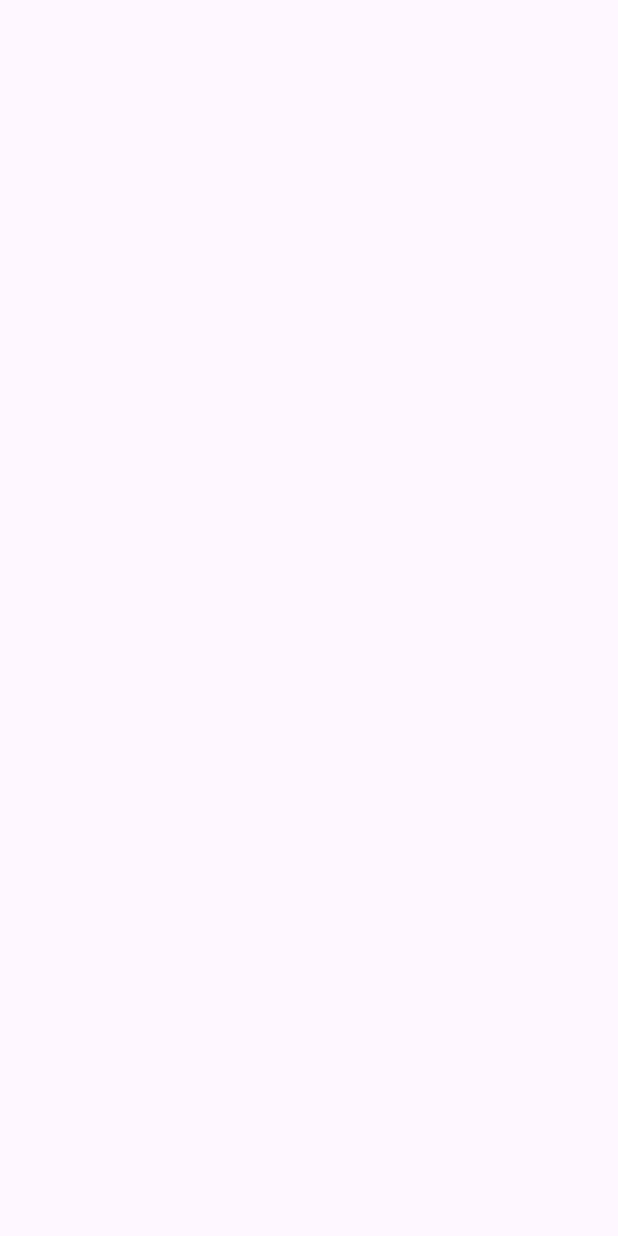
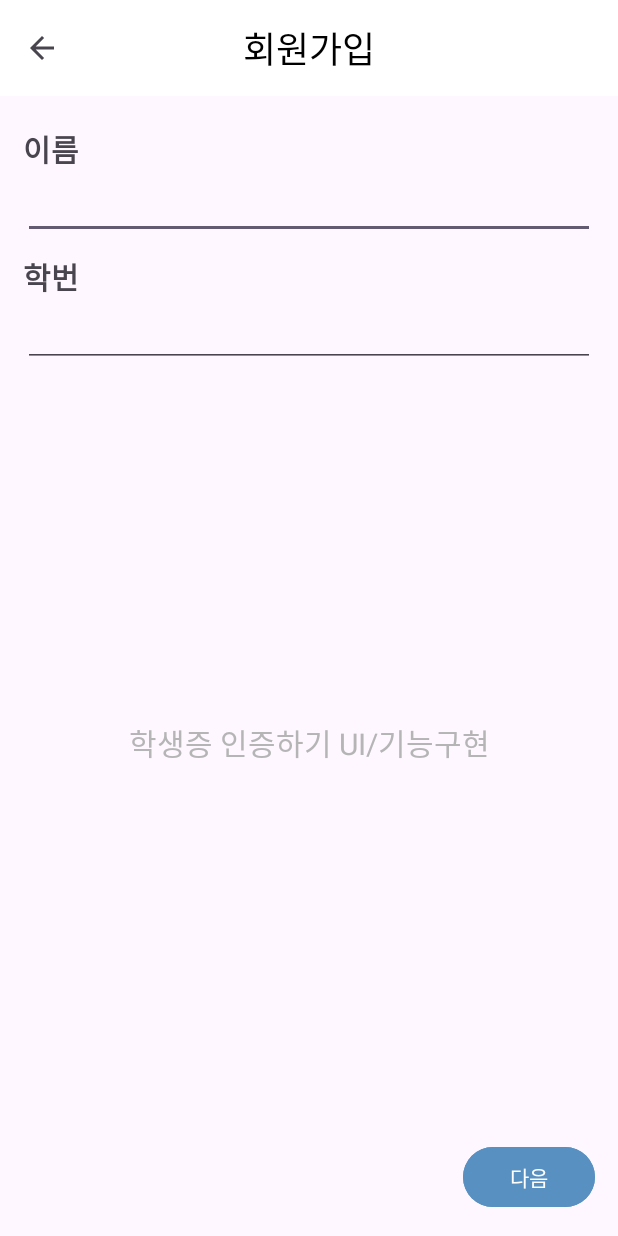
Before and after one commit to aong13/smse-notice, an Android app: the RegisterActivity screen opened directly, with no data from a screen before it, on a phone screen of 412 x 824 dp. Before the commit the screen is empty. Run offline under Robolectric (Android 15) with nearby library versions, the phone set to English and light mode, and no system bars.

Commit message:
Feat : 로그인, 회원가입(1) UI
- 앱바 뒤로가기
- 학생증 인증 미구현
- 회원가입 2로 넘어가는 기능 구현 O
- 로그인 -> 회원가입 이동 구현 O

```diff
--- a/app/src/main/java/com/example/smse_notice/LoginActivity.java
+++ b/app/src/main/java/com/example/smse_notice/LoginActivity.java
@@ -1,7 +1,6 @@
 package com.example.smse_notice;
 
 import androidx.appcompat.app.AppCompatActivity;
-
 import android.content.Intent;
 import android.os.Bundle;
 import android.view.View;
@@ -14,12 +13,12 @@ public class LoginActivity extends AppCompatActivity {
         super.onCreate(savedInstanceState);
         setContentView(R.layout.activity_login);
 
-        TextView signupButton=(TextView) findViewById(R.id.signUp);
+        TextView signupButton=(TextView) findViewById(R.id.signupbtn);
         signupButton.setOnClickListener(new View.OnClickListener() {
             @Override
             public void onClick(View view) {
                 Intent signupIntent = new Intent(LoginActivity.this, RegisterActivity.class);
-
+                startActivity(signupIntent);
             }
         });
 
--- a/app/src/main/java/com/example/smse_notice/RegisterActivity.java
+++ b/app/src/main/java/com/example/smse_notice/RegisterActivity.java
@@ -1,14 +1,45 @@
 package com.example.smse_notice;
 
 import androidx.appcompat.app.AppCompatActivity;
+import androidx.appcompat.widget.Toolbar;
 
+import android.content.Intent;
 import android.os.Bundle;
+import android.view.MenuItem;
+import android.widget.TextView;
+
+import org.w3c.dom.Text;
 
 public class RegisterActivity extends AppCompatActivity {
 
+    TextView toolbar_title;
     @Override
     protected void onCreate(Bundle savedInstanceState) {
         super.onCreate(savedInstanceState);
         setContentView(R.layout.activity_register);
+
+        Toolbar toolbar = (Toolbar) findViewById(R.id.toolbar);
+        setSupportActionBar(toolbar);
+
+        //뒤로가기 버튼
+        getSupportActionBar().setDisplayHomeAsUpEnabled(true);
+
+        //toolbar title 변경
+        getSupportActionBar().setDisplayShowTitleEnabled(false); //기존 title 제거
+        toolbar_title = (TextView) findViewById(R.id.toolbar_title);
+        toolbar_title.setText("회원가입");
+    }
+
+    public boolean onOptionsItemSelected(MenuItem item) {
+        switch (item.getItemId()) {
+            case android.R.id.home: {
+                //액티비티 이동
+                Intent intent = new Intent(getApplicationContext(), LoginActivity.class);
+                startActivity(intent);
+
+                return true;
+            }
+        }
+        return super.onOptionsItemSelected(item);
     }
 }
--- /dev/null
+++ b/app/src/main/res/drawable/baseline_arrow_back_ios_24.xml
@@ -0,0 +1,5 @@
+<vector android:autoMirrored="true" android:height="24dp"
+    android:tint="#000000" android:viewportHeight="24"
+    android:viewportWidth="24" android:width="24dp" xmlns:android="http://schemas.android.com/apk/res/android">
+    <path android:fillColor="@android:color/white" android:pathData="M11.67,3.87L9.9,2.1 0,12l9.9,9.9 1.77,-1.77L3.54,12z"/>
+</vector>
--- a/app/src/main/res/layout/activity_login.xml
+++ b/app/src/main/res/layout/activity_login.xml
@@ -100,7 +100,7 @@
                 android:textColor="#757575"></TextView>
 
             <TextView
-                android:id="@+id/signUp"
+                android:id="@+id/signupbtn"
                 android:layout_width="wrap_content"
                 android:layout_height="wrap_content"
                 android:text="회원가입"></TextView>
--- a/app/src/main/res/layout/activity_register.xml
+++ b/app/src/main/res/layout/activity_register.xml
@@ -6,4 +6,73 @@
     android:layout_height="match_parent"
     tools:context=".RegisterActivity">
 
+    <LinearLayout
+        android:layout_width="match_parent"
+        android:layout_height="match_parent"
+        android:elevation="10dp"
+        android:orientation="vertical">
+
+        <include layout="@layout/toolbar"></include>
+
+        <LinearLayout
+            android:layout_width="match_parent"
+            android:layout_height="wrap_content"
+            android:layout_gravity="center"
+            android:layout_marginHorizontal="15dp"
+            android:layout_marginTop="20dp"
+            android:orientation="vertical"
+            >
+
+            <TextView
+                android:layout_width="wrap_content"
+                android:layout_height="wrap_content"
+                android:text="이름"
+                android:textStyle="bold"
+                android:textSize="20sp"></TextView>
+
+            <EditText
+                android:layout_width="match_parent"
+                android:layout_height="wrap_content"></EditText>
+
+            <Space
+                android:layout_width="match_parent"
+                android:layout_height="10dp" />
+
+            <TextView
+                android:layout_width="wrap_content"
+                android:layout_height="wrap_content"
+                android:text="학번"
+                android:textStyle="bold"
+                android:textSize="20sp"></TextView>
+
+            <EditText
+                android:layout_width="match_parent"
+                android:layout_height="wrap_content"></EditText>
+
+        </LinearLayout>
+
+
+        <LinearLayout
+            android:layout_width="match_parent"
+            android:layout_height="match_parent"
+            android:layout_weight="1">
+            <TextView
+                android:layout_width="match_parent"
+                android:layout_height="wrap_content"
+                android:text="학생증 인증하기 UI/기능구현"
+                android:textSize="20dp"
+                android:gravity="center"
+                android:layout_gravity="center"
+                android:textColor="#B5B5B5"></TextView>
+
+        </LinearLayout>
+
+        <Button
+            android:layout_width="wrap_content"
+            android:layout_height="wrap_content"
+            android:layout_gravity="right"
+            android:layout_margin="15dp"
+            android:backgroundTint="@color/sky_02"
+            android:text="다음"></Button>
+    </LinearLayout>
 </androidx.constraintlayout.widget.ConstraintLayout>
--- /dev/null
+++ b/app/src/main/res/layout/toolbar.xml
@@ -0,0 +1,19 @@
+<?xml version="1.0" encoding="utf-8"?>
+<androidx.appcompat.widget.Toolbar xmlns:android="http://schemas.android.com/apk/res/android"
+    xmlns:app="http://schemas.android.com/apk/res-auto"
+    android:id="@+id/toolbar"
+    android:layout_width="match_parent"
+    android:layout_height="wrap_content"
+    android:background="@color/white"
+    app:title="@string/app_name"
+    app:titleTextColor="@color/black">
+
+    <TextView
+        android:id="@+id/toolbar_title"
+        android:layout_width="wrap_content"
+        android:layout_height="wrap_content"
+        android:layout_gravity="center"
+        android:textColor="@color/black"
+        android:textSize="24sp"/>
+
+</androidx.appcompat.widget.Toolbar>
--- a/app/src/main/res/values/colors.xml
+++ b/app/src/main/res/values/colors.xml
@@ -9,4 +9,5 @@
     <color name="white">#FFFFFFFF</color>
     <color name="navy">#202B55</color>
     <color name="sky_01">#76ADDD</color>
+    <color name="sky_02">#5890C1</color>
 </resources>
--- a/app/src/main/res/values/themes.xml
+++ b/app/src/main/res/values/themes.xml
@@ -1,6 +1,6 @@
 <resources xmlns:tools="http://schemas.android.com/tools">
     <!-- Base application theme. -->
-    <style name="Theme.SMSE_NOTICE" parent="Theme.MaterialComponents.DayNight.DarkActionBar">
+    <style name="Theme.SMSE_NOTICE" parent="Theme.MaterialComponents.DayNight.NoActionBar">
         <!-- Primary brand color. -->
         <item name="colorPrimary">@color/purple_500</item>
         <item name="colorPrimaryVariant">@color/purple_700</item>
```
